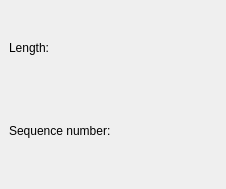
This is src/corelibs/U2View/src/ov_msa/General/McaGeneralTabOptionsPanelWidget.ui in violethaze74/ugene as Qt 5 draws it before an edit. The edited form follows.
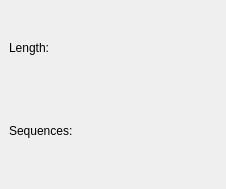
This is the edited form.

```diff
--- a/src/corelibs/U2View/src/ov_msa/General/McaGeneralTabOptionsPanelWidget.ui
+++ b/src/corelibs/U2View/src/ov_msa/General/McaGeneralTabOptionsPanelWidget.ui
@@ -49,7 +49,7 @@
       <item row="1" column="0">
        <widget class="QLabel" name="label_2">
         <property name="text">
-         <string>Sequence number:</string>
+         <string>Sequences:</string>
         </property>
        </widget>
       </item>
```
